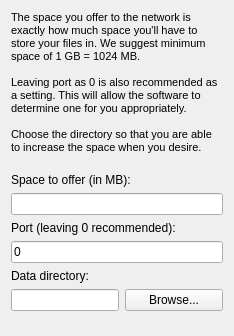
Old version of the form src/qt/ui/create_page_localvault_setup.ui in the repository maidsafe-archive/MaidSafe-Encrypt.
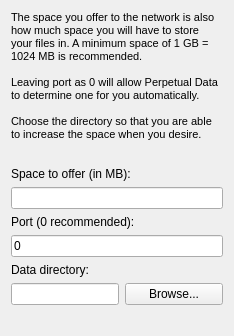
New version of the form.

The edit to the form file:
```diff
--- a/src/qt/ui/create_page_localvault_setup.ui
+++ b/src/qt/ui/create_page_localvault_setup.ui
@@ -25,9 +25,9 @@
       <bool>true</bool>
      </property>
      <property name="text">
-      <string>The space you offer to the network is exactly how much space you'll have to store your files in. We suggest minimum space of 1 GB = 1024 MB.
+      <string>The space you offer to the network is also how much space you will have to store your files in. A minimum space of 1 GB = 1024 MB is recommended.
 
-Leaving port as 0 is also recommended as a setting. This will allow the software to determine one for you appropriately.
+Leaving port as 0 will allow Perpetual Data to determine one for you automatically.
 
 Choose the directory so that you are able to increase the space when you desire.</string>
      </property>
@@ -68,7 +68,7 @@
      <item>
       <widget class="QLabel" name="label_2">
        <property name="text">
-        <string>Port (leaving 0 recommended):</string>
+        <string>Port (0 recommended):</string>
        </property>
       </widget>
      </item>
```
